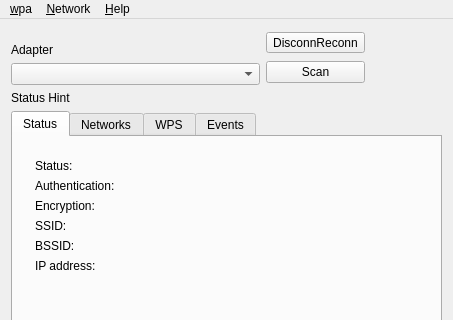
Before: the Qt Designer form src/wpagui.ui in loh-tar/wpa-cute, drawn with Qt 5; both pictures show x 0 to 453 and y 0 to 320 of the 453 by 592 pixel window.
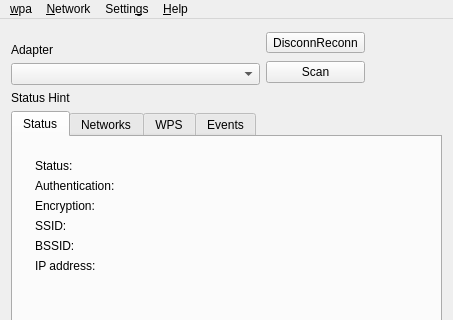
After: the same form once the commit is applied. Icons and pictures are not drawn.

Commit message: Enable polling if needed or on demand

```diff
--- a/src/wpagui.ui
+++ b/src/wpagui.ui
@@ -528,8 +528,16 @@
     <addaction name="helpAboutAction"/>
     <addaction name="helpAboutQtAction"/>
    </widget>
+   <widget class="QMenu" name="menuSettings">
+    <property name="title">
+     <string>Settin&amp;gs</string>
+    </property>
+    <addaction name="enablePollingAction"/>
+    <addaction name="disableNotifierAction"/>
+   </widget>
    <addaction name="fileMenu"/>
    <addaction name="networkMenu"/>
+   <addaction name="menuSettings"/>
    <addaction name="helpMenu"/>
   </widget>
   <action name="eventHistoryAction">
```
Left out of the diff: 24 changed lines with no effect on the pictures. The commit also changes 2 other files.
